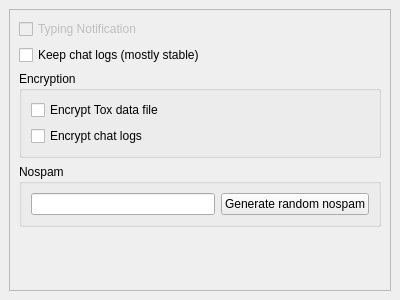
This is src/widget/form/settings/privacysettings.ui in qTox/qTox as Qt 5 draws it before an edit. The edited form follows.
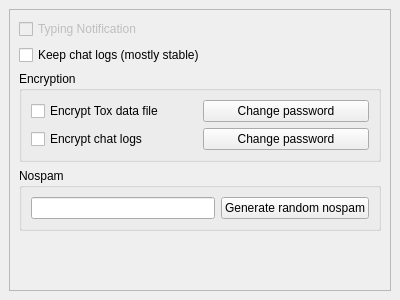
This is the edited form.

Commit message: Added change pw buttons; encryption is very nearly done. @apprb there is one question and one TODO that you should look over in privacyform.cpp, as well as a TODO in historykeeper.cpp Also both the encryption settings box and the pw dialog lineedits should probably be in a QGridLayout... but I don't really want to do that by hand :P

```diff
--- a/src/widget/form/settings/privacysettings.ui
+++ b/src/widget/form/settings/privacysettings.ui
@@ -71,6 +71,8 @@
          </property>
          <layout class="QVBoxLayout" name="verticalLayout_2">
           <item>
+           <layout class="QHBoxLayout" name="encryptToxHLayout">
+            <item>
            <widget class="QCheckBox" name="cbEncryptTox">
             <property name="enabled">
              <bool>true</bool>
@@ -81,6 +83,17 @@
            </widget>
           </item>
           <item>
+             <widget class="QPushButton" name="changeToxPwButton">
+              <property name="text">
+               <string>Change password</string>
+              </property>
+             </widget>
+            </item>
+           </layout>
+          </item>
+          <item>
+           <layout class="QHBoxLayout" name="encryptLogsHLayout">
+            <item>
            <widget class="QCheckBox" name="cbEncryptHistory">
             <property name="enabled">
              <bool>true</bool>
@@ -92,6 +105,15 @@
              <bool>true</bool>
             </property>
            </widget>
+            </item>
+            <item>
+             <widget class="QPushButton" name="changeLogsPwButton">
+              <property name="text">
+               <string>Change password</string>
+              </property>
+             </widget>
+            </item>
+           </layout>
           </item>
          </layout>
         </widget>
```
Lines whose indentation alone changed are shown as unchanged. The commit also changes 5 other files.
